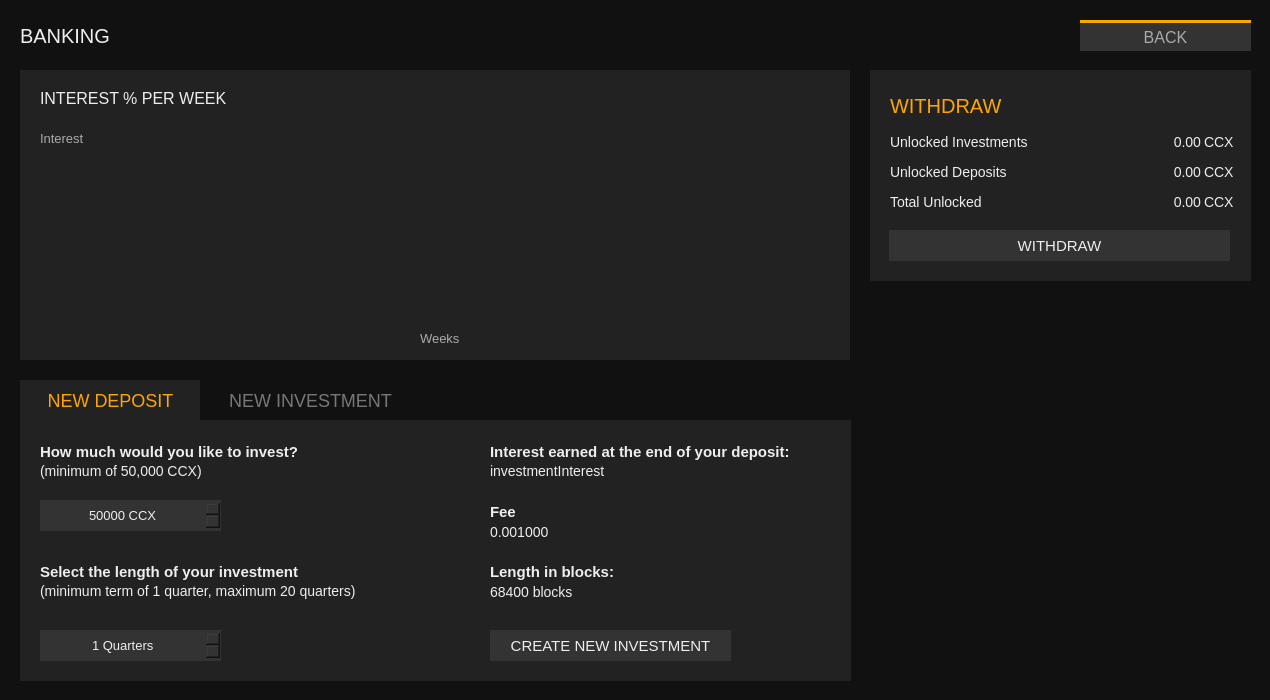
Qt form src/gui/ui/depositsframe.ui (ConcealNetwork/conceal-desktop) before a commit.
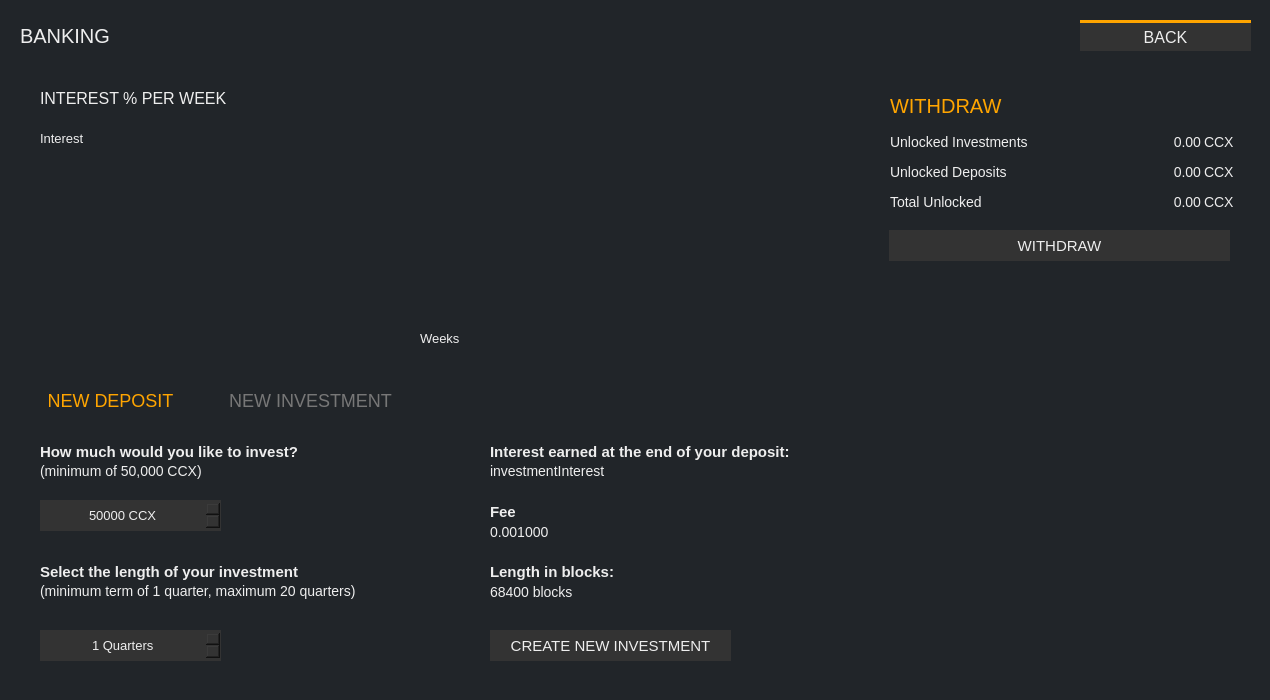
The same form after that commit.

Patch:
```diff
--- a/src/gui/ui/depositsframe.ui
+++ b/src/gui/ui/depositsframe.ui
@@ -26,7 +26,7 @@
    <string>Frame</string>
   </property>
   <property name="styleSheet">
-   <string notr="true">border: 0px; color: #aaa;</string>
+   <string notr="true">border: 0px; color: #eee;</string>
   </property>
   <property name="frameShape">
    <enum>QFrame::NoFrame</enum>
@@ -65,7 +65,7 @@
       </size>
      </property>
      <property name="styleSheet">
-      <string notr="true">border: 0px; background-color: #111;</string>
+      <string notr="true">border: 0px; background-color: #212529;</string>
      </property>
      <property name="title">
       <string/>
@@ -100,9 +100,9 @@
        <string notr="true">font-size: 15px;
 
 QHeaderView::section {
-background-color: #222; 
-   color: #aaa;
-font-family: Poppins;
+background-color: #212529; 
+   color: #eee;
+font-family: Lato;
     font-size: 13px;
     border: 0px solid white;
 border-bottom: 1px solid orange;
@@ -113,7 +113,7 @@
 QTreeView::item
 {
     font: 13px;
-    color: #999;
+    color: #eee;
     height: 30px;
 }
 
@@ -123,8 +123,8 @@
 }
 
 QWidget:item:selected {
-  background-color: #111;
-  color: #999;
+  background-color: #212529;
+  color: #eee;
 }</string>
       </property>
       <property name="frameShape">
@@ -164,7 +164,7 @@
        </font>
       </property>
       <property name="styleSheet">
-       <string notr="true">color: #aaa; background-color: #333; border-top: 3px solid orange; font-size: 16px;</string>
+       <string notr="true">color: #eee; background-color: #333; border-top: 3px solid orange; font-size: 16px;</string>
       </property>
       <property name="text">
        <string>BACK</string>
@@ -202,7 +202,7 @@
        </rect>
       </property>
       <property name="styleSheet">
-       <string notr="true">background-color: #222;</string>
+       <string notr="true">background-color: #212529;</string>
       </property>
       <property name="title">
        <string/>
@@ -573,7 +573,7 @@
        </rect>
       </property>
       <property name="styleSheet">
-       <string notr="true">background-color: #222;</string>
+       <string notr="true">background-color: #212529;</string>
       </property>
       <property name="title">
        <string/>
@@ -835,7 +835,7 @@
        </rect>
       </property>
       <property name="styleSheet">
-       <string notr="true">background-color: #222;</string>
+       <string notr="true">background-color: #212529;</string>
       </property>
       <property name="title">
        <string/>
@@ -866,7 +866,7 @@
         </rect>
        </property>
        <property name="styleSheet">
-        <string>background-color: #222;</string>
+        <string>background-color: #212529;</string>
        </property>
        <property name="text">
         <string/>
@@ -908,7 +908,7 @@
         </font>
        </property>
        <property name="styleSheet">
-        <string notr="true">color: #aaa; font-size: 13px;</string>
+        <string notr="true">color: #eee; font-size: 13px;</string>
        </property>
        <property name="text">
         <string>Weeks</string>
@@ -925,7 +925,7 @@
        </property>
        <property name="font">
         <font>
-         <family>Poppins</family>
+         <family>Lato</family>
          <pointsize>8</pointsize>
         </font>
        </property>
@@ -951,7 +951,7 @@
         </font>
        </property>
        <property name="styleSheet">
-        <string notr="true">color: #aaa; font-size: 13px;</string>
+        <string notr="true">color: #eee; font-size: 13px;</string>
        </property>
        <property name="text">
         <string>Interest</string>
@@ -973,7 +973,7 @@
        </font>
       </property>
       <property name="styleSheet">
-       <string notr="true">color: orange; background-color: #222; font-size: 18px;</string>
+       <string notr="true">color: orange; background-color: #212529; font-size: 18px;</string>
       </property>
       <property name="text">
        <string>NEW DEPOSIT</string>
@@ -994,7 +994,7 @@
        </font>
       </property>
       <property name="styleSheet">
-       <string notr="true">color: #777; background-color: #111; font-size: 18px;</string>
+       <string notr="true">color: #777; background-color: #212529; font-size: 18px;</string>
       </property>
       <property name="text">
        <string>NEW INVESTMENT</string>
@@ -1010,7 +1010,7 @@
        </rect>
       </property>
       <property name="styleSheet">
-       <string notr="true">background-color: #222;</string>
+       <string notr="true">background-color: #212529;</string>
       </property>
       <property name="title">
        <string/>
```
